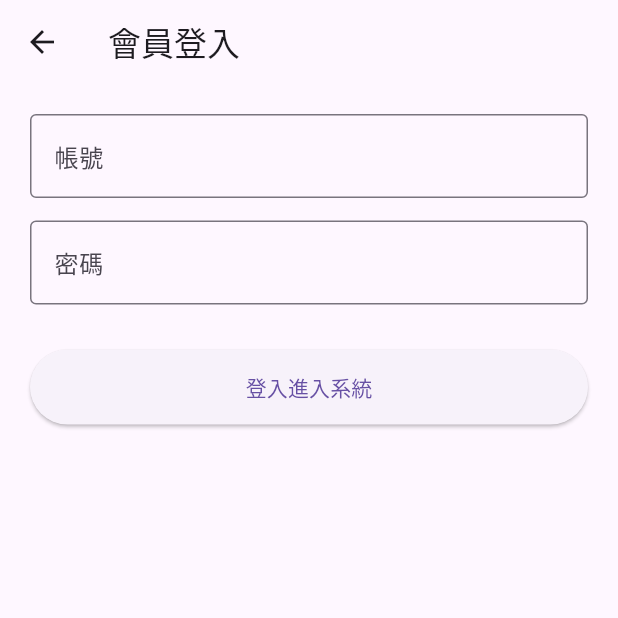
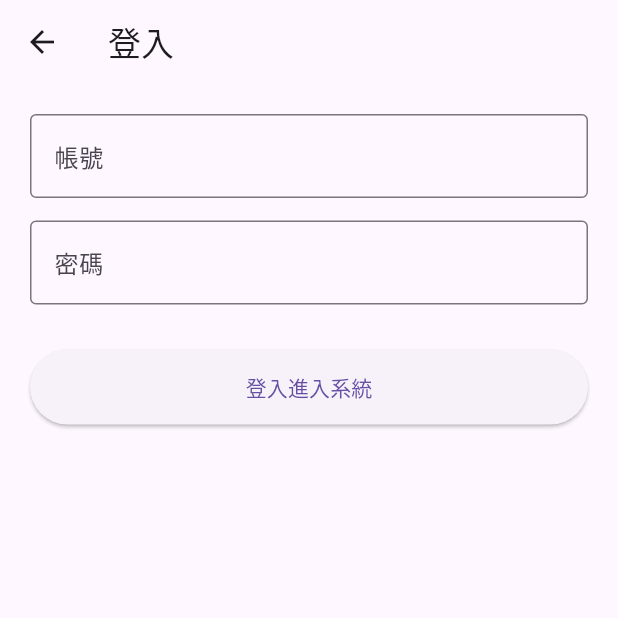
Before and after one commit to YXCCC777/Drug-Interaction-Checker, a Flutter app: the screen it shows after launch, after a tap on "登入", on a phone screen of 412 x 824 dp, the top half of it. Run offline on Flutter 3.47's test engine with Material 3 defaults, Android fonts, the phone set to English and light mode, and no system bars; our stand-ins replace camera, image_cropper, image_picker.

Commit message:
Update main.dart

```diff
--- a/lib/main.dart
+++ b/lib/main.dart
@@ -58,7 +58,7 @@ class LoginPage extends StatelessWidget {
   @override
   Widget build(BuildContext context) {
     return Scaffold(
-      appBar: AppBar(title: const Text('會員登入')),
+      appBar: AppBar(title: const Text('登入')),
       body: Padding(
         padding: const EdgeInsets.all(20.0),
         child: Column(
```
